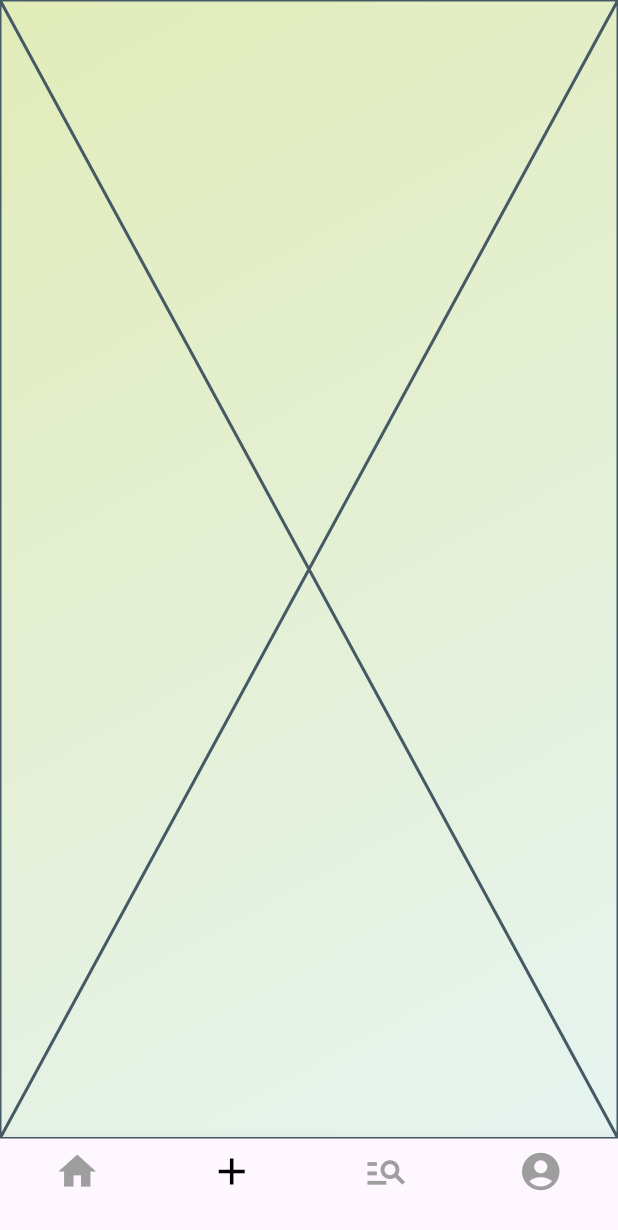
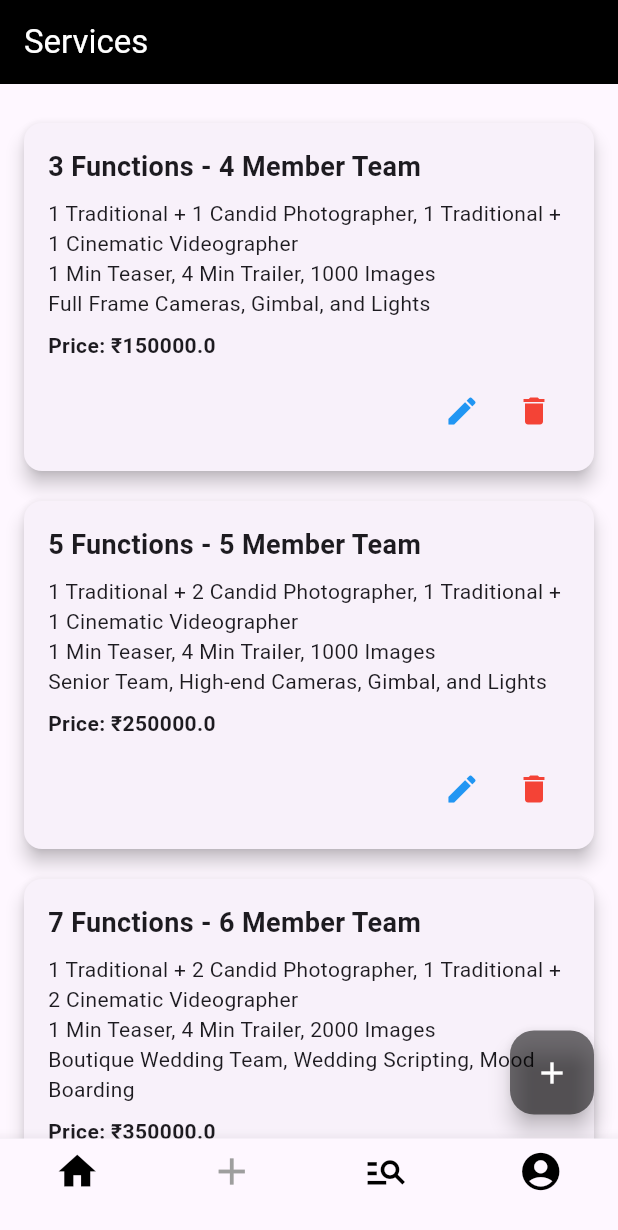
Before and after one commit to ardrajiji/WedCrew, a Flutter app: the VendorHomePage screen opened directly, swiped to page 2, on a phone screen of 412 x 824 dp. Shown: the top 1230 px of the screen. Run offline on Flutter 3.47's test engine with Material 3 defaults, Android fonts, the light colour scheme and no system bars; our stand-ins replace animated_splash_screen, carousel_slider, lottie.

Commit message:
first commit

```diff
--- a/lib/view/vendor/vendor_home_page.dart
+++ b/lib/view/vendor/vendor_home_page.dart
@@ -1,6 +1,7 @@
 
 
 import 'package:flutter/material.dart';
+import 'package:wed_crew/view/user_home_page.dart';
 import 'package:wed_crew/view/vendor/vendor_booking.dart';
 import 'package:wed_crew/view/vendor/vendor_profile.dart';
 import 'package:wed_crew/view/vendor/vendor_service.dart';
@@ -68,7 +69,7 @@ class _VendorHomePageState extends State<VendorHomePage> {
                   ),
                   ListTile(
                     leading: const Icon(Icons.add),
-                    title: const Text('View Feedback'),
+                    title: const Text('SignUp'),
                     onTap: () {
                       Navigator.push(
                         context,
@@ -78,17 +79,17 @@ class _VendorHomePageState extends State<VendorHomePage> {
                       );
                     },
                   ),
-                //   ListTile(
-                //     leading: const Icon(Icons.visibility),
-                //     title: const Text('View Service Status'),
-                //     onTap: () {
-                //       Navigator.push(
-                //         context,
-                //         MaterialPageRoute(
-                //             builder: (context) => const StatusView()),
-                //       );
-                //     },
-                //   ),
+                  ListTile(
+                    leading: const Icon(Icons.visibility),
+                    title: const Text('User home'),
+                    onTap: () {
+                      Navigator.push(
+                        context,
+                        MaterialPageRoute(
+                            builder: (context) => const UserHomePage()),
+                      );
+                    },
+                  ),
                 //   ListTile(
                 //     leading: const Icon(Icons.charging_station_outlined),
                 //     title: const Text('View Charging Status'),
@@ -136,7 +137,7 @@ class _VendorHomePageState extends State<VendorHomePage> {
             decoration: const BoxDecoration(
               gradient: LinearGradient(
                 colors: [
-                  Color.fromARGB(255, 226, 236, 185),
+                  Color.fromRGBO(206, 206, 206, 0.995),
                   Color.fromARGB(255, 230, 244, 241),
                 ],
                 begin: Alignment.topLeft,
@@ -184,7 +185,7 @@ class _VendorHomePageState extends State<VendorHomePage> {
                   ],
                 ),
               ),
-              const VendorServicePage(),
+               VendorServicePage(),
               const VendorBooking(),
               const VendorProfile(),
             ],
@@ -204,8 +205,8 @@ class _VendorHomePageState extends State<VendorHomePage> {
               icon: Icon(Icons.account_circle, size: 30), label: ''),
         ],
         type: BottomNavigationBarType.fixed,
-        selectedItemColor:  Colors.black,
-        unselectedItemColor:  Colors.grey,
+        selectedItemColor:  Colors.grey,
+        unselectedItemColor:  Colors.black,
       ),
     );
   }
--- a/lib/view/vendor/vendor_service.dart
+++ b/lib/view/vendor/vendor_service.dart
@@ -1,10 +1,102 @@
 import 'package:flutter/material.dart';
+import 'package:wed_crew/view/vendor/vendor_service_add.dart';
 
-class VendorServicePage extends StatelessWidget {
+class VendorServicePage extends StatefulWidget {
   const VendorServicePage({super.key});
 
   @override
+  _VendorServicePageState createState() => _VendorServicePageState();
+}
+
+class _VendorServicePageState extends State<VendorServicePage> {
+  final List<Map<String, dynamic>> shootOptions = [
+    {
+      'Name': '3 Functions - 4 Member Team',
+      'details':
+          '1 Traditional + 1 Candid Photographer, 1 Traditional + 1 Cinematic Videographer\n1 Min Teaser, 4 Min Trailer, 1000 Images\nFull Frame Cameras, Gimbal, and Lights',
+      'price': 150000.0,
+    },
+    {
+      'Name': '5 Functions - 5 Member Team',
+      'details':
+          '1 Traditional + 2 Candid Photographer, 1 Traditional + 1 Cinematic Videographer\n1 Min Teaser, 4 Min Trailer, 1000 Images\nSenior Team, High-end Cameras, Gimbal, and Lights',
+      'price': 250000.0,
+    },
+    {
+      'Name': '7 Functions - 6 Member Team',
+      'details':
+          '1 Traditional + 2 Candid Photographer, 1 Traditional + 2 Cinematic Videographer\n1 Min Teaser, 4 Min Trailer, 2000 Images\nBoutique Wedding Team, Wedding Scripting, Mood Boarding',
+      'price': 350000.0,
+    },
+  ];
+
+  void _deleteOption(int index) {
+    setState(() {
+      shootOptions.removeAt(index);
+    });
+  }
+
+  void _updateOption(int index) {
+    // Function to handle update logic
+  }
+
+  @override
   Widget build(BuildContext context) {
-    return const Placeholder();
+    return Scaffold(
+      appBar: AppBar(
+        title: Text('Services',style:TextStyle(color: Colors.white),),
+        backgroundColor: Colors.black,
+      ),
+      body: ListView.builder(
+        padding: EdgeInsets.all(16.0),
+        itemCount: shootOptions.length,
+        itemBuilder: (context, index) {
+          final option = shootOptions[index];
+          return Card(
+            elevation: 5,
+            margin: EdgeInsets.symmetric(vertical: 10),
+            child: Padding(
+              padding: EdgeInsets.all(16.0),
+              child: Column(
+                crossAxisAlignment: CrossAxisAlignment.start,
+                children: [
+                  Text(
+                    option['Name'],
+                    style: TextStyle(fontSize: 18, fontWeight: FontWeight.bold),
+                  ),
+                  SizedBox(height: 8),
+                  Text(option['details']),
+                  SizedBox(height: 8),
+                  Text('Price: ₹${option['price']}',
+                      style: TextStyle(fontWeight: FontWeight.bold)),
+                  SizedBox(height: 10),
+                  Row(
+                    mainAxisAlignment: MainAxisAlignment.end,
+                    children: [
+                      IconButton(
+                        icon: Icon(Icons.edit, color: Colors.blue),
+                        onPressed: () => _updateOption(index),
+                      ),
+                      IconButton(
+                        icon: Icon(Icons.delete, color: Colors.red),
+                        onPressed: () => _deleteOption(index),
+                      ),
+                    ],
+                  )
+                ],
+              ),
+            ),
+          );
+        },
+      ),
+      floatingActionButton: FloatingActionButton(
+        onPressed: () {
+          Navigator.push(context, MaterialPageRoute(builder: (context) => AddServicePage(),));
+        },
+        backgroundColor: Colors.black54,
+        tooltip:" Add service",
+        child: Icon(Icons.add,color: Colors.white),
+      ),
+    );
   }
 }
```
Also changed, not shown: lib/main.dart (+20 -17 lines), lib/view/photography_booking_page.dart (+51 -143 lines), lib/view/photography_single_page.dart (+99 -62 lines), lib/view/user_profile.dart (+3 -4 lines), lib/view/vendor/vendor_service_add.dart (added, +131 -0 lines).
